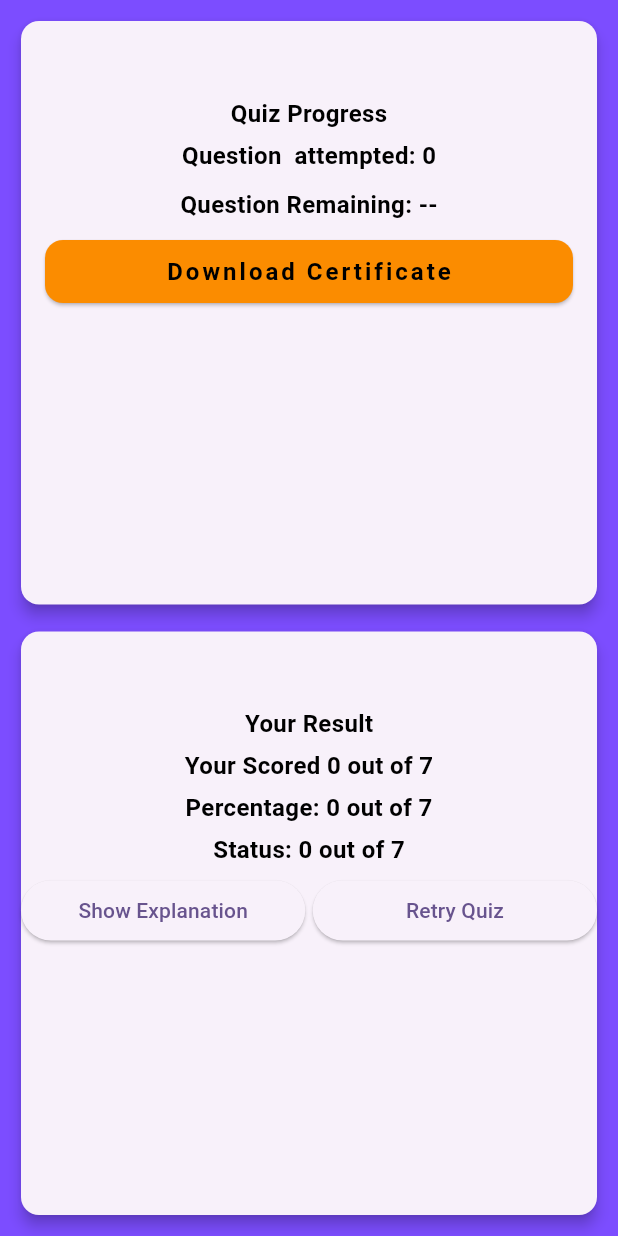
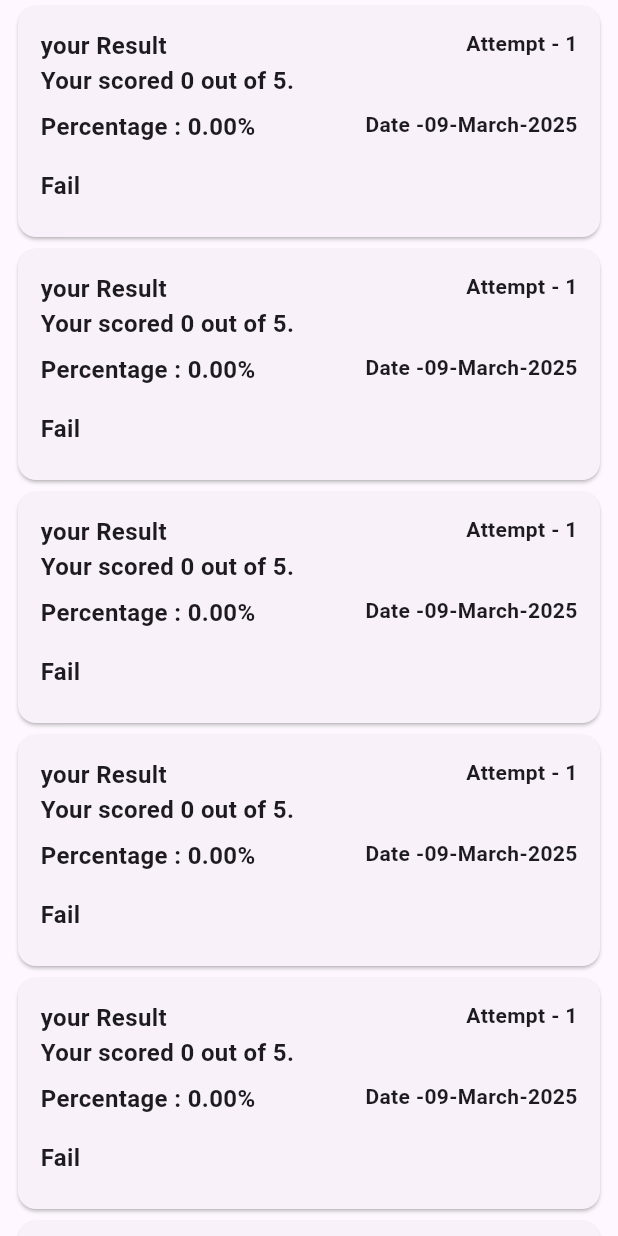
Before and after one commit to Vivekkumar523/MCQProject, a Flutter app: the ResultScreen screen opened directly with empty values, after a tap on "Show Explanation", on a phone screen of 412 x 824 dp. Run offline on Flutter 3.47's test engine with Material 3 defaults, Android fonts, the phone set to English and light mode, and no system bars; our stand-ins replace get.

Commit message:
need push

```diff
--- a/lib/screen/quize_screen.dart
+++ b/lib/screen/quize_screen.dart
@@ -158,7 +158,5 @@ class _QuizeScreenState extends State<QuizeScreen> {
             ],
           ),
         ));
-    //   })
-    // );
   }
 }
--- /dev/null
+++ b/lib/screen/result_attemp_question.dart
@@ -0,0 +1,71 @@
+import 'package:flutter/material.dart';
+
+class ResultAttempQuestion extends StatefulWidget {
+  const ResultAttempQuestion({super.key});
+
+  @override
+  State<ResultAttempQuestion> createState() => _ResultAttempQuestionState();
+}
+
+class _ResultAttempQuestionState extends State<ResultAttempQuestion> {
+  @override
+  Widget build(BuildContext context) {
+    return Scaffold(
+      body: ListView(
+        children: [
+          for (int i = 0; i < 15; i++)
+            SizedBox(
+              width: double.infinity,
+              child: Padding(
+                padding: const EdgeInsets.symmetric(horizontal:8.0),
+                child: Card(
+                  child: Padding(
+                    padding: const EdgeInsets.all(15.0),
+                    child: Column(
+                      crossAxisAlignment: CrossAxisAlignment.start,
+                      children: [
+                        Row(
+                          mainAxisAlignment: MainAxisAlignment.spaceBetween,
+                          crossAxisAlignment: CrossAxisAlignment.start,
+                          children: [
+                            Text(
+                              "your Result",
+                              style: TextStyle(
+                                  fontSize: 16, fontWeight: FontWeight.bold),
+                            ),
+                            Text("Attempt - 1",style: TextStyle(fontWeight: FontWeight.bold),)
+                          ],
+                        ),
+                        Text("Your scored 0 out of 5.",
+                            style: TextStyle(
+                                fontSize: 16, fontWeight: FontWeight.bold)),
+                        Padding(
+                          padding: const EdgeInsets.symmetric(vertical: 8.0),
+                          child: Row(
+                            mainAxisAlignment: MainAxisAlignment.spaceBetween,
+                            crossAxisAlignment: CrossAxisAlignment.start,
+                            children: [
+                              Text("Percentage : 0.00%",
+                                  style: TextStyle(
+                                      fontSize: 16, fontWeight: FontWeight.bold)),
+                              Text("Date -09-March-2025",style: TextStyle(fontWeight: FontWeight.bold))
+                            ],
+                          ),
+                        ),
+                        Padding(
+                          padding: const EdgeInsets.symmetric(vertical:8.0),
+                          child: Text("Fail",
+                              style: TextStyle(
+                                  fontSize: 16, fontWeight: FontWeight.bold)),
+                        )
+                      ],
+                    ),
+                  ),
+                ),
+              ),
+            )
+        ],
+      ),
+    );
+  }
+}
--- a/lib/screen/result_screen.dart
+++ b/lib/screen/result_screen.dart
@@ -3,6 +3,7 @@ import 'package:flutter/material.dart';
 import 'package:get/get.dart';
 import 'package:mcqproject/models/questions_model.dart';
 import 'package:mcqproject/screen/quize_screen.dart';
+import 'package:mcqproject/screen/result_attemp_question.dart';
 
 import '../widget/next_button.dart';
 
@@ -109,7 +110,9 @@ class ResultScreen extends StatelessWidget {
                               children: [
                                 Expanded(
                                     child: ElevatedButton(
-                                        onPressed: (){},
+                                        onPressed: (){
+                                          Get.to(ResultAttempQuestion());
+                                        },
                                         child: Text("Show Explanation"))
                                 ),
                                 SizedBox(width: 5,),
```
